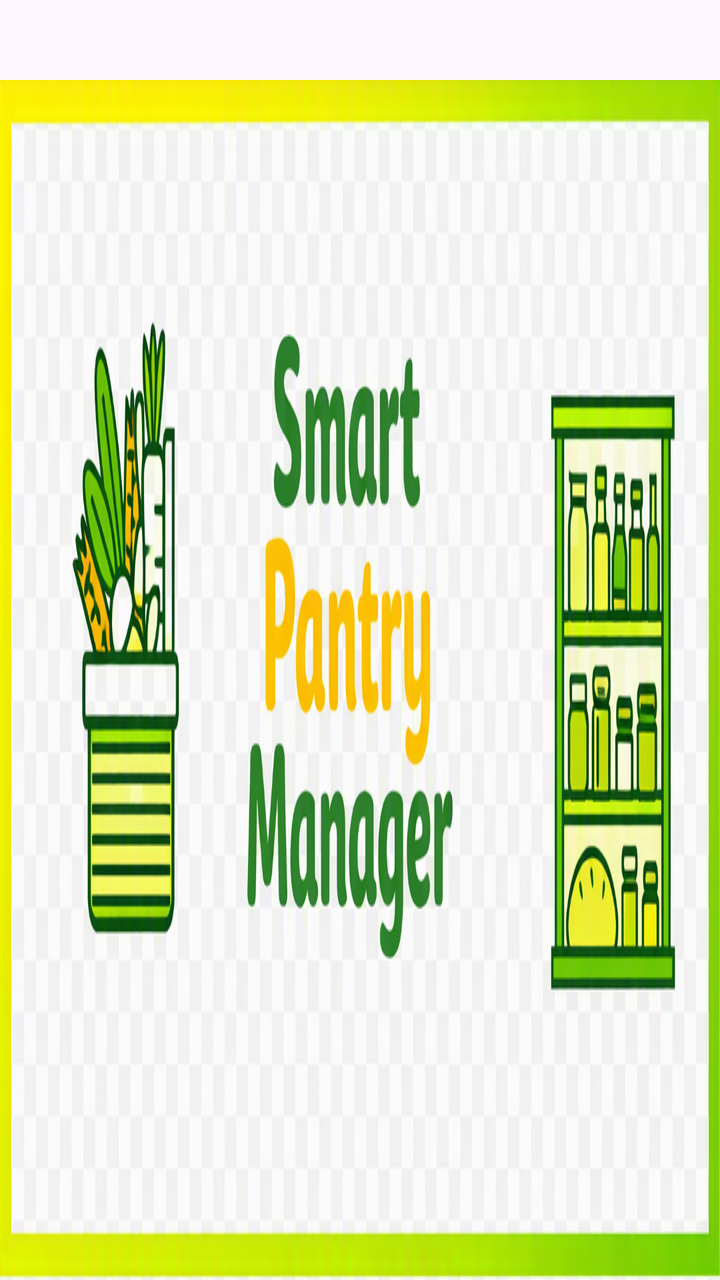
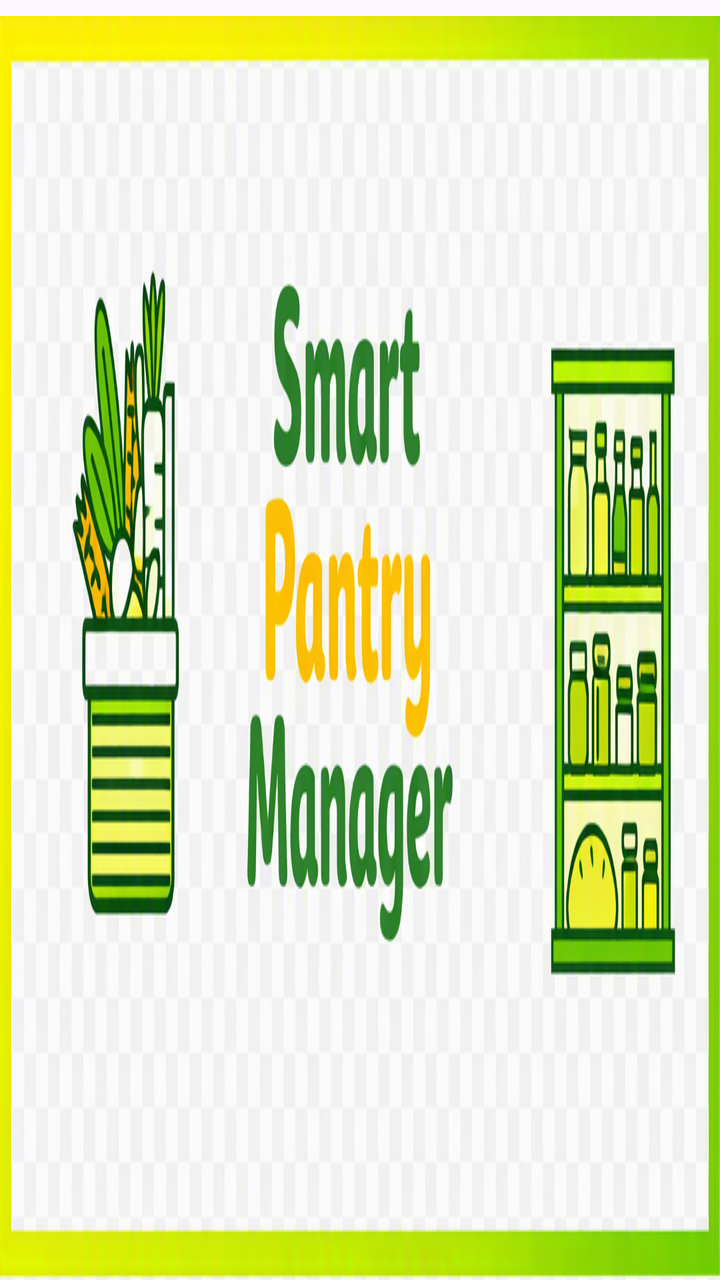

An Android layout rendered at two revisions. The XML below is the earlier revision; the diff shows what the commit changed to produce the second picture.
<!-- AndroidManifest.xml: application theme Theme.SmartPantryManager -->
<!-- res/layout/banner.xml -->
<?xml version="1.0" encoding="utf-8"?>
<ImageView
    xmlns:android="http://schemas.android.com/apk/res/android"
    android:id="@+id/bannerImage"
    android:layout_width="match_parent"
    android:layout_height="wrap_content"
    android:src="@drawable/banner"
    android:scaleType="fitXY"
    android:adjustViewBounds="true"
    android:paddingTop="40dp"
    android:contentDescription="@string/banner_description"

    />
<!-- resources referenced by this layout -->
<resources>
  <!-- drawable banner: png bitmap (drawable, 758086 bytes) -->
  <string name="banner_description">Smart Pantry Manager banner</string>
  <style name="Theme.SmartPantryManager" parent="Base.Theme.SmartPantryManager" />
  <style name="Base.Theme.SmartPantryManager" parent="Theme.Material3.DayNight.NoActionBar">
  
          <item name="android:fontFamily">montserrat</item>
          <item name="android:navigationBarColor">#FFFF00</item>
          <item name="android:statusBarColor">#00FF00</item>
          <item name="android:windowLightStatusBar">true</item>
  
          
          <item name="materialButtonStyle">@style/MyButtonStyle</item>
          <item name="android:buttonStyle">@style/MyButtonStyle</item>
  
          
          <item name="colorPrimary">#00FF00</item>
          <item name="colorSecondary">#FFFF00</item>
  
      </style>
  <style name="MyButtonStyle" parent="Widget.Material3.Button">
          <item name="android:background">@drawable/buttons</item>
          <item name="backgroundTint">@null</item>
          <item name="android:backgroundTint">@null</item>
          <item name="android:textColor">#FFFFFF</item>
          <item name="android:fontFamily">sans-serif-medium</item>
          <item name="android:textStyle">bold</item>
          <item name="android:padding">5dp</item>
      </style>
  <!-- drawable buttons (drawable) -->
  <?xml version="1.0" encoding="utf-8"?>
  <shape xmlns:android="http://schemas.android.com/apk/res/android">
  
      <gradient
          android:startColor="#FFFF00"
          android:endColor="#00FF00"
          android:angle="0" />
  
      <corners
          android:radius="20dp"/> 
  
      <padding
          android:left="12dp"
          android:top="12dp"
          android:right="12dp"
          android:bottom="12dp"/>
  
  </shape>
</resources>

<!-- the commit's change to res/layout/banner.xml (unified diff, before → after) -->
@@ -7,7 +7,7 @@
     android:src="@drawable/banner"
     android:scaleType="fitXY"
     android:adjustViewBounds="true"
-    android:paddingTop="40dp"
+    android:paddingTop="8dp"
     android:contentDescription="@string/banner_description"
 
     />
